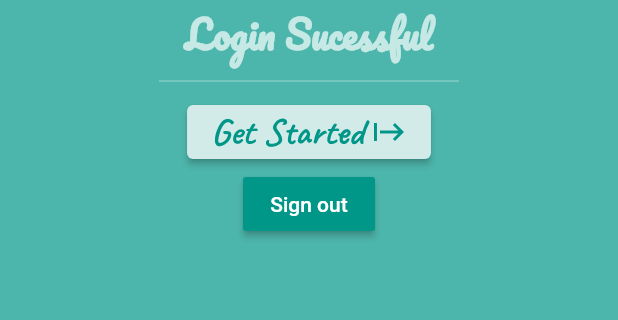
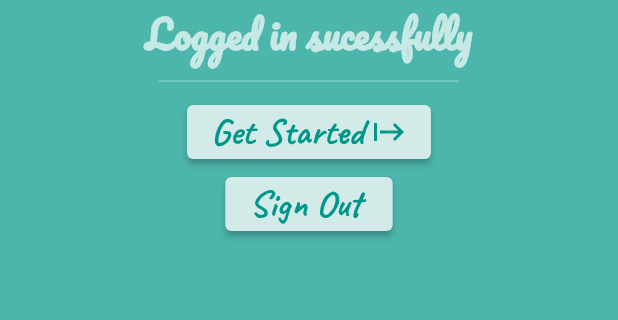
Before and after one commit to HusseinAli2000/arabic_made_easy, a Flutter app: the screen it shows once a user with an empty profile is signed in, on a phone screen of 412 x 824 dp, the part 615-935 px from its top. Run offline on Flutter 3.47's test engine with Material 2 defaults, Android fonts, the phone set to English and light mode, and no system bars; our stand-ins replace firebase_auth, firebase_core; accounts and stored records are empty.

Commit message:
stage one (screens and login) done

```diff
--- a/lib/alphabet.dart
+++ b/lib/alphabet.dart
@@ -13,6 +13,7 @@ class _AlphabetState extends State<Alphabet> {
   @override
   Widget build(BuildContext context) {
     return MaterialApp(
+      debugShowCheckedModeBanner: false,
       home: Scaffold(
         appBar: AppBar(
           title: const Center(
--- a/lib/basic_sentences.dart
+++ b/lib/basic_sentences.dart
@@ -13,6 +13,7 @@ class _BasicSentencesState extends State<BasicSentences> {
   @override
   Widget build(BuildContext context) {
     return MaterialApp(
+      debugShowCheckedModeBanner: false,
       home: Scaffold(
         appBar: AppBar(
           title: const Center(
--- a/lib/forgot_password_page.dart
+++ b/lib/forgot_password_page.dart
@@ -67,6 +67,7 @@ class _ForgotPasswordPageState extends State<ForgotPasswordPage> {
   @override
   Widget build(BuildContext context) {
     return MaterialApp(
+      debugShowCheckedModeBanner: false,
       home: Scaffold(
         appBar: AppBar(
           title: const Center(
@@ -120,7 +121,7 @@ class _ForgotPasswordPageState extends State<ForgotPasswordPage> {
                   ],
                 ),
                 const SizedBox(
-                  height: 150,
+                  height: 130,
                 ),
                 const CircleAvatar(
                   radius: 40.0,
@@ -131,11 +132,12 @@ class _ForgotPasswordPageState extends State<ForgotPasswordPage> {
                 ),
                 const Text(
                   'Enter your Email below to get a reset Password link',
+                  textAlign: TextAlign.center,
                   style: TextStyle(
                       color: Color.fromARGB(255, 7, 82, 75),
                       fontWeight: FontWeight.bold,
                       fontFamily: 'Akaya',
-                      fontSize: 18),
+                      fontSize: 20),
                 ),
                 const SizedBox(
                   height: 20,
--- a/lib/fuv.dart
+++ b/lib/fuv.dart
@@ -13,6 +13,7 @@ class _FUVState extends State<FUV> {
   @override
   Widget build(BuildContext context) {
     return MaterialApp(
+      debugShowCheckedModeBanner: false,
       home: Scaffold(
         appBar: AppBar(
           title: const Center(
--- a/lib/home_page.dart
+++ b/lib/home_page.dart
@@ -10,9 +10,14 @@ class HomePage extends StatefulWidget {
 }
 
 class _HomePageState extends State<HomePage> {
+  Future signOut() async {
+    await FirebaseAuth.instance.signOut();
+  }
+
   @override
   Widget build(BuildContext context) {
     return MaterialApp(
+      debugShowCheckedModeBanner: false,
       home: Scaffold(
         appBar: AppBar(
           title: const Center(
@@ -39,7 +44,7 @@ class _HomePageState extends State<HomePage> {
               ),
               Container(),
               const Text(
-                'Login Sucessful',
+                'Logged in sucessfully',
                 style: TextStyle(
                   fontFamily: 'Pacifico',
                   fontSize: 25.0,
@@ -92,16 +97,30 @@ class _HomePageState extends State<HomePage> {
                   ],
                 ),
               ),
-              MaterialButton(
+              ElevatedButton(
                 onPressed: () {
-                  setState(() {
-                    FirebaseAuth.instance.signOut();
-                  });
+                  FirebaseAuth.instance.signOut();
                 },
-                color: Colors.teal,
-                child: const Text(
-                  'Sign out',
-                  style: TextStyle(color: Colors.white),
+                style: const ButtonStyle(
+                  backgroundColor: MaterialStatePropertyAll(
+                      Color.fromARGB(255, 210, 235, 233)),
+                ),
+                child: Row(
+                  mainAxisSize: MainAxisSize.min,
+                  children: const [
+                    Text(
+                      'Sign Out',
+                      style: TextStyle(
+                        color: Colors.teal,
+                        fontFamily: 'Caveat',
+                        fontWeight: FontWeight.bold,
+                        fontSize: 25.0,
+                      ),
+                    ),
+                    SizedBox(
+                      width: 5,
+                    ),
+                  ],
                 ),
               ),
             ],
--- a/lib/key_verbs.dart
+++ b/lib/key_verbs.dart
@@ -13,6 +13,7 @@ class _KeyVerbsState extends State<KeyVerbs> {
   @override
   Widget build(BuildContext context) {
     return MaterialApp(
+      debugShowCheckedModeBanner: false,
       home: Scaffold(
         appBar: AppBar(
           title: const Center(
--- a/lib/login_screen.dart
+++ b/lib/login_screen.dart
@@ -32,7 +32,9 @@ class _LoginScreenState extends State<LoginScreen> {
   @override
   Widget build(BuildContext context) {
     return MaterialApp(
+      debugShowCheckedModeBanner: false,
       home: Scaffold(
+        resizeToAvoidBottomInset: false,
         appBar: AppBar(
           title: const Center(
             child: Text(
@@ -48,9 +50,9 @@ class _LoginScreenState extends State<LoginScreen> {
           backgroundColor: Colors.teal[100],
         ),
         backgroundColor: Colors.teal[300],
-        body: SafeArea(
-          child: Center(
+        body: Center(
           child: SingleChildScrollView(
+            child: SafeArea(
               child: Column(
                 mainAxisAlignment: MainAxisAlignment.center,
                 children: [
@@ -59,7 +61,8 @@ class _LoginScreenState extends State<LoginScreen> {
                     backgroundImage: AssetImage('images/icon.png'),
                   ),
                   const Text(
-                    'Welcome to Arabic Made Easy!',
+                    'Welcome !',
+                    textAlign: TextAlign.center,
                     style: TextStyle(
                       fontWeight: FontWeight.bold,
                       fontSize: 35,
@@ -67,6 +70,17 @@ class _LoginScreenState extends State<LoginScreen> {
                       color: Color.fromARGB(255, 205, 234, 232),
                     ),
                   ),
+                  const Text(
+                    'Sign In to acess your Arabic learning',
+                    textAlign: TextAlign.center,
+                    style: TextStyle(
+                      fontWeight: FontWeight.bold,
+                      fontSize: 25,
+                      fontFamily: 'Caveat',
+                      color: Color.fromARGB(255, 205, 234, 232),
+                    ),
+                  ),
+
                   const SizedBox(
                     height: 15,
                   ),
@@ -147,27 +161,55 @@ class _LoginScreenState extends State<LoginScreen> {
                   const SizedBox(
                     height: 10,
                   ),
-                  Padding(
-                    padding: const EdgeInsets.symmetric(horizontal: 25.0),
-                    child: GestureDetector(
-                      onTap: signIn,
-                      child: Container(
-                        padding: const EdgeInsets.all(20),
-                        decoration: BoxDecoration(
-                          color: Colors.teal,
-                          borderRadius: BorderRadius.circular(12),
+                  // Padding(
+                  //   padding: const EdgeInsets.symmetric(horizontal: 25.0),
+                  //   child: GestureDetector(
+                  //     onTap: signIn,
+                  //     child: Container(
+                  //       padding: const EdgeInsets.all(20),
+                  //       decoration: BoxDecoration(
+                  //         color: Colors.teal,
+                  //         borderRadius: BorderRadius.circular(12),
+                  //       ),
+                  //       child: const Center(
+                  //         child: Text(
+                  //           'Sign In',
+                  //           style: TextStyle(
+                  //             color: Color.fromARGB(255, 205, 234, 232),
+                  //             fontWeight: FontWeight.bold,
+                  //             fontSize: 18,
+                  //           ),
+                  //         ),
+                  //       ),
+                  //     ),
+                  //   ),
+                  // ),
+                  ElevatedButton(
+                    onPressed: () {
+                      setState(
+                        signIn,
+                      );
+                    },
+                    style: const ButtonStyle(
+                      backgroundColor: MaterialStatePropertyAll(
+                          Color.fromARGB(255, 210, 235, 233)),
                     ),
-                        child: const Center(
-                          child: Text(
+                    child: Row(
+                      mainAxisSize: MainAxisSize.min,
+                      children: const [
+                        Text(
                           'Sign In',
                           style: TextStyle(
-                              color: Color.fromARGB(255, 205, 234, 232),
+                            color: Colors.teal,
+                            fontFamily: 'Caveat',
                             fontWeight: FontWeight.bold,
-                              fontSize: 18,
+                            fontSize: 25.0,
                           ),
                         ),
+                        SizedBox(
+                          width: 5,
                         ),
-                      ),
+                      ],
                     ),
                   ),
                   const SizedBox(
@@ -188,7 +230,7 @@ class _LoginScreenState extends State<LoginScreen> {
                       GestureDetector(
                         onTap: widget.showRegisterPage,
                         child: const Text(
-                          'Register now',
+                          'Sign Up',
                           style: TextStyle(
                             color: Color.fromARGB(255, 7, 82, 75),
                             fontWeight: FontWeight.bold,
--- a/lib/main_page.dart
+++ b/lib/main_page.dart
@@ -10,6 +10,7 @@ class MainPage extends StatelessWidget {
   @override
   Widget build(BuildContext context) {
     return MaterialApp(
+      debugShowCheckedModeBanner: false,
       home: Scaffold(
         body: StreamBuilder<User?>(
           stream: FirebaseAuth.instance.authStateChanges(),
--- a/lib/numbers.dart
+++ b/lib/numbers.dart
@@ -13,6 +13,7 @@ class _NumbersState extends State<Numbers> {
   @override
   Widget build(BuildContext context) {
     return MaterialApp(
+      debugShowCheckedModeBanner: false,
       home: Scaffold(
         appBar: AppBar(
           title: const Center(
--- a/lib/pronounciation.dart
+++ b/lib/pronounciation.dart
@@ -13,6 +13,7 @@ class _PronounciationState extends State<Pronounciation> {
   @override
   Widget build(BuildContext context) {
     return MaterialApp(
+      debugShowCheckedModeBanner: false,
       home: Scaffold(
         appBar: AppBar(
           title: const Center(
--- a/lib/second_page.dart
+++ b/lib/second_page.dart
@@ -18,6 +18,7 @@ class _PageTwoState extends State<PageTwo> {
   @override
   Widget build(BuildContext context) {
     return MaterialApp(
+      debugShowCheckedModeBanner: false,
       home: Scaffold(
         appBar: AppBar(
           title: const Center(
```
Also changed, not shown: lib/register_page.dart (+51 -21 lines). Lines whose indentation alone changed are shown as unchanged.
